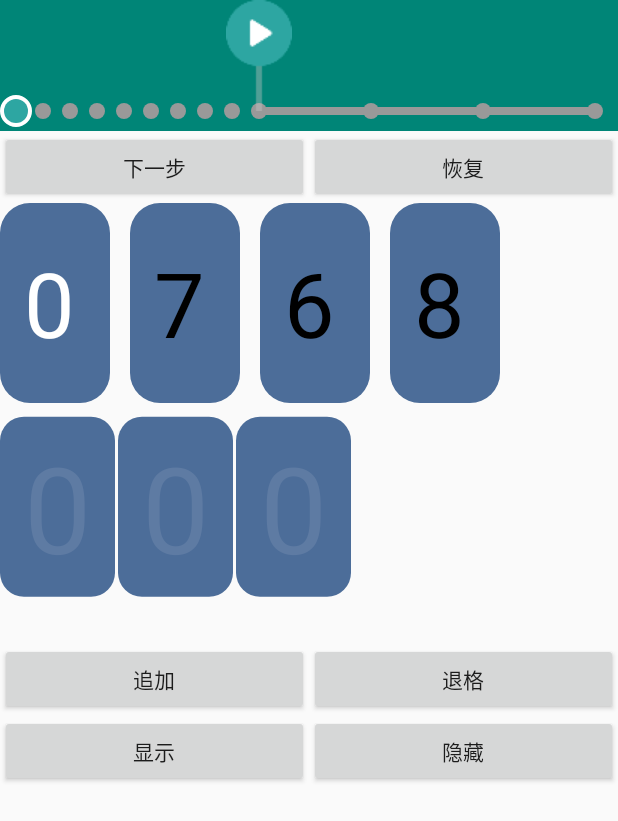
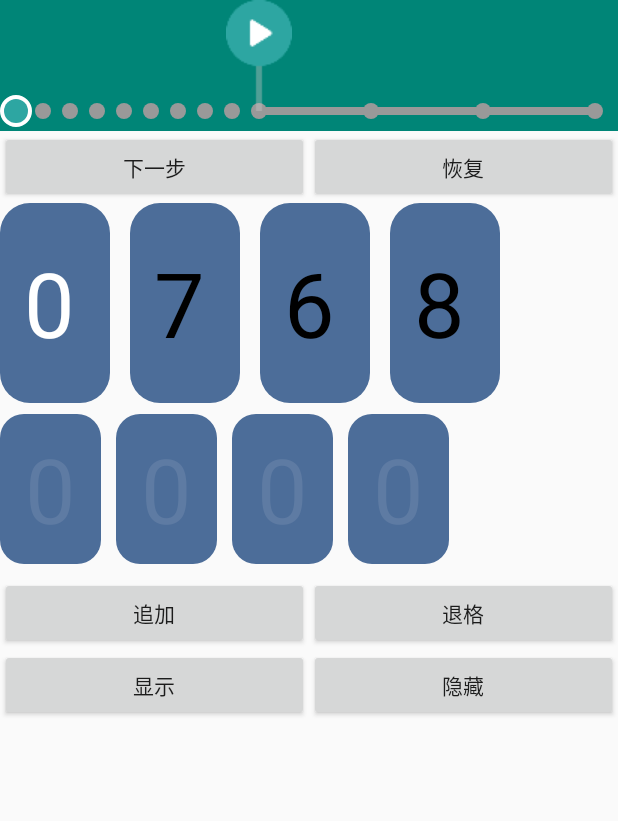
Before and after one commit to Hynsn/AdvDemo, an Android app: the TimeLineActivity screen opened directly, with no data from a screen before it, on a phone screen of 412 x 824 dp. Shown: the top 821 px of the screen. Run offline under Robolectric (Android 15) with nearby library versions, the phone set to English and light mode, and no system bars; our stand-ins replace data binding; 6 statements that could not run were skipped.

Commit message:
修复首位为0处理错误

```diff
--- a/app/src/main/java/com/example/customview/NumSpan.java
+++ b/app/src/main/java/com/example/customview/NumSpan.java
@@ -60,10 +60,10 @@ public class NumSpan extends ReplacementSpan {
      */
     private void initDefaultValue(Context context, int fontColorResId) {
         this.mContext = context.getApplicationContext();
-        this.mBgHeight = TypedValue.applyDimension(TypedValue.COMPLEX_UNIT_DIP, 120f, mContext.getResources().getDisplayMetrics());
+        this.mBgHeight = TypedValue.applyDimension(TypedValue.COMPLEX_UNIT_DIP, 100f, mContext.getResources().getDisplayMetrics());
         this.mRightMargin = TypedValue.applyDimension(TypedValue.COMPLEX_UNIT_DIP, 2, mContext.getResources().getDisplayMetrics());
         this.mRadius = TypedValue.applyDimension(TypedValue.COMPLEX_UNIT_DIP, 16, mContext.getResources().getDisplayMetrics());
-        this.mTextSize = TypedValue.applyDimension(TypedValue.COMPLEX_UNIT_SP, 80, mContext.getResources().getDisplayMetrics());
+        this.mTextSize = TypedValue.applyDimension(TypedValue.COMPLEX_UNIT_SP, 60, mContext.getResources().getDisplayMetrics());
         this.mTextColorResId = fontColorResId;
 
         Log.i(TAG, "initDefaultValue: "+mTextSize+","+mBgHeight);
--- a/app/src/main/java/com/example/customview/NumText.java
+++ b/app/src/main/java/com/example/customview/NumText.java
@@ -50,6 +50,8 @@ public class NumText extends View {
         bgRectf.bottom = getHeight();
 
         float baseline = bgRectf.centerY() + distance;
+
+        int leftIndex = leftZeroIndex(format);
         for (int i = 0; i < numLen; i++){
             bgRectf.left = (numSize + space) * i;
             bgRectf.right = bgRectf.left + numSize + 20;
@@ -58,9 +60,19 @@ public class NumText extends View {
             canvas.drawRoundRect(bgRectf, bgRadius, bgRadius, mPaint);// 绘制背景 rx ry 圆角的X y轴半径
 
             //绘制数字
-            mPaint.setColor( i <= format.lastIndexOf('0') ? Color.WHITE : Color.BLACK);
+            mPaint.setColor( i <= leftIndex ? Color.WHITE : Color.BLACK);
             canvas.drawText(format.toCharArray(), i, 1, bgRectf.centerX() +space/2.f, baseline, mPaint);
         }
+    }
+
+    private int leftZeroIndex(String str){
+        int lastIndex = -1;
+        char[] chars = str.toCharArray();
+        for (int i = 0; i < str.length(); i++) {
+            if(chars[i] != '0') break;
+            lastIndex = i;
+        }
+        return lastIndex;
     }
 
     public void del(){
--- a/app/src/main/java/com/example/customview/TimeLineActivity.java
+++ b/app/src/main/java/com/example/customview/TimeLineActivity.java
@@ -8,7 +8,6 @@ import android.view.View;
 import android.view.animation.Animation;
 import android.view.animation.TranslateAnimation;
 
-import com.example.mbedtls.NdkUtil;
 import com.example.R;
 import com.example.base.BaseActivity;
 import com.example.databinding.ActivityTimelineBinding;
@@ -75,7 +74,7 @@ public class TimeLineActivity extends BaseActivity<ActivityTimelineBinding> {
                 binding.ntText.appCode(random);
 
                 mBuilder.appendCodePoint(random);
-                if(mBuilder.length() > 3){
+                if(mBuilder.length() > numbLen){
                     mBuilder.deleteCharAt(0);
                 }
                 updateAlarmMinuteView(mBuilder.toString());
@@ -102,18 +101,31 @@ public class TimeLineActivity extends BaseActivity<ActivityTimelineBinding> {
         view.setVisibility(visible ? View.VISIBLE : View.INVISIBLE);
     }
     private StringBuilder mBuilder = new StringBuilder();
+    private final int numbLen = 4;
 
     private void updateAlarmMinuteView(String text){
-        String format = String.format("%0" + 3 + "d", Integer.parseInt(TextUtils.isEmpty(text) ? "0": text));
+        String format = String.format("%0" + numbLen + "d", Integer.parseInt(TextUtils.isEmpty(text) ? "0": text));
         SpannableStringBuilder builder = new SpannableStringBuilder();
         builder.append(format+"\b");
-        int lastIndex = format.lastIndexOf('0');
+
+        int lastIndex = leftZeroIndex(format);
+
         Log.i(TAG, "updateAlarmMinuteView: "+format+","+lastIndex);
         for(int i=0; i < format.length() ; i++){
             NumSpan hotSpan = new NumSpan(getApplicationContext(), lastIndex < i ? R.color.numColor:R.color.zeroColor);
+            hotSpan.setRightMarginDpValue(10);
             Log.i(TAG, "updateAlarmMinuteView: "+i+","+(i+1));
             builder.setSpan(hotSpan, i, i+1, Spanned.SPAN_EXCLUSIVE_EXCLUSIVE);
         }
         binding.tvNumb.setText(builder);
     }
+    private int leftZeroIndex(String str){
+        int lastIndex = -1;
+        char[] chars = str.toCharArray();
+        for (int i = 0; i < str.length(); i++) {
+            if(chars[i] != '0') break;
+            lastIndex = i;
+        }
+        return lastIndex;
+    }
 }
--- a/app/src/main/res/layout/activity_timeline.xml
+++ b/app/src/main/res/layout/activity_timeline.xml
@@ -42,9 +42,9 @@
             android:layout_height="wrap_content"/>
         <TextView
             android:id="@+id/tv_numb"
-            android:textSize="96sp"
+            android:textSize="80sp"
             android:layout_width="match_parent"
-            android:layout_height="160dp"/>
+            android:layout_height="wrap_content"/>
     <LinearLayout
         android:layout_width="match_parent"
         android:layout_height="wrap_content"
--- a/app/src/main/res/values/strings.xml
+++ b/app/src/main/res/values/strings.xml
@@ -1,3 +1,3 @@
 <resources>
-    <string name="app_name">DatabindingDemo</string>
+    <string name="app_name">TestDemo</string>
 </resources>
```
